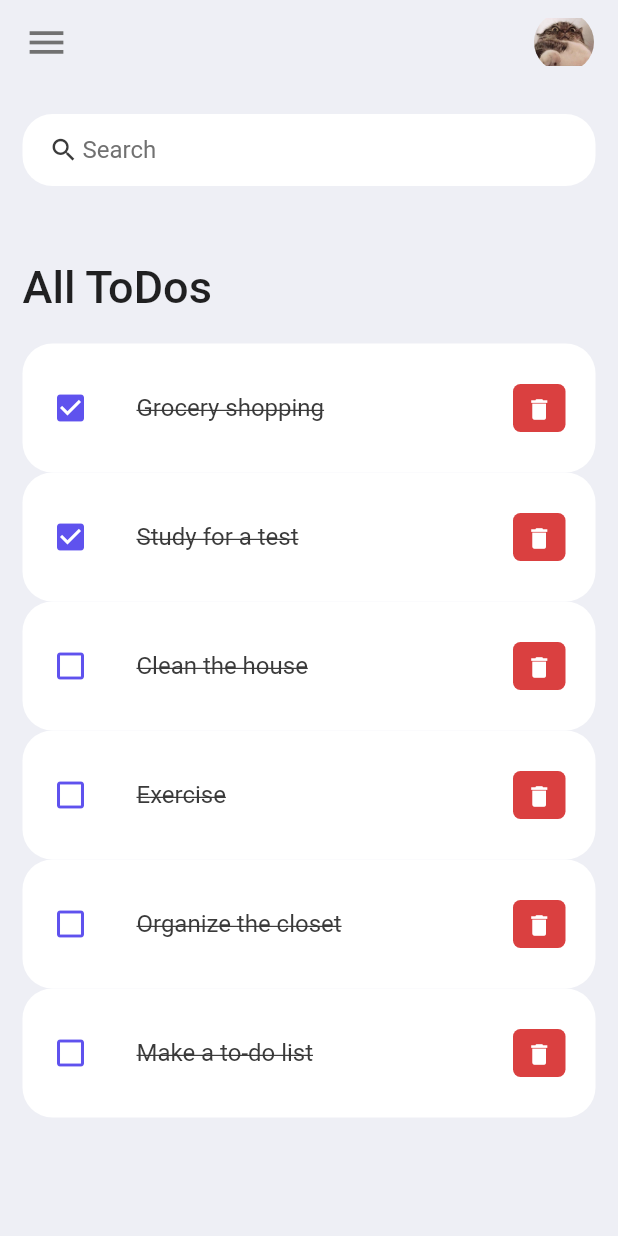
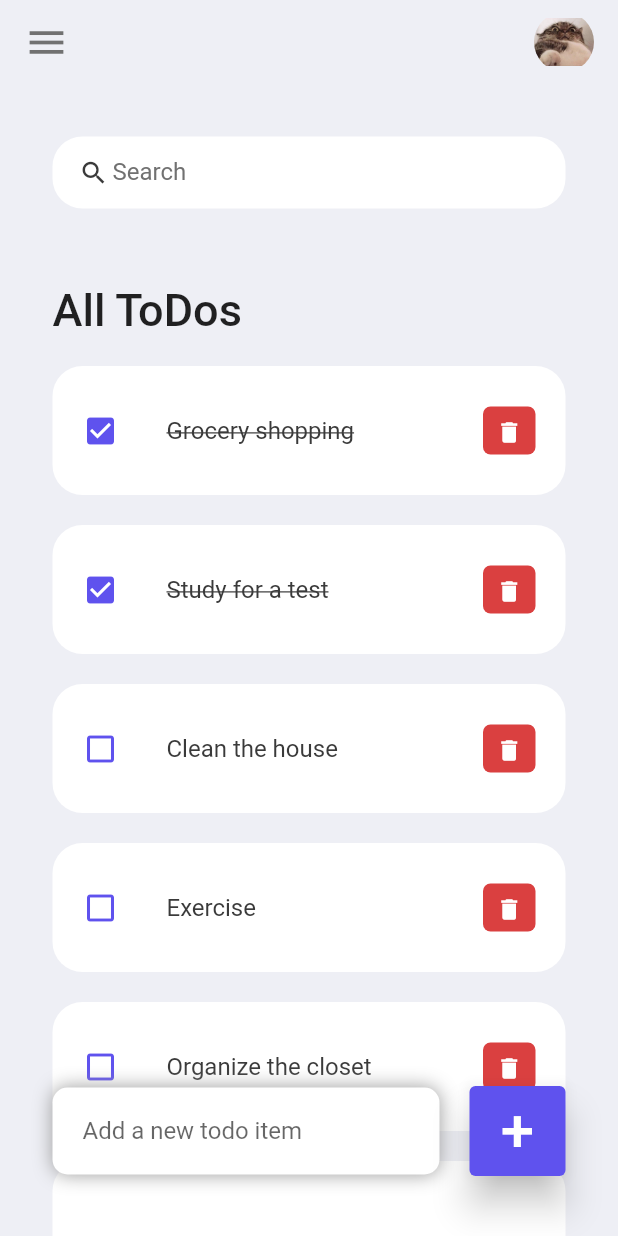
Before and after one commit to KaikeDias/ToDo-list, a Flutter app: the screen it shows after launch, on a phone screen of 412 x 824 dp. Run offline on Flutter 3.47's test engine with Material 2 defaults, Android fonts, the phone set to English and light mode, and no system bars.

Commit message:
feat: Add ToDo new item section and Add funcionality to delete a ToDo item

```diff
--- a/lib/model/todo.dart
+++ b/lib/model/todo.dart
@@ -1,7 +1,7 @@
 class ToDo {
   final String id;
   final String todoText;
-  final bool isDone;
+  bool isDone;
 
   ToDo({required this.id, required this.todoText, this.isDone = false});
 
--- a/lib/pages/home_page.dart
+++ b/lib/pages/home_page.dart
@@ -22,6 +22,10 @@ class _HomePageState extends State<HomePage> {
       appBar: _buildAppBar(),
       body: Container(
         padding: EdgeInsets.symmetric(horizontal: 15, vertical: 20),
+        child: Stack(
+          children: [
+            Container(
+              padding: EdgeInsets.symmetric(horizontal: 20, vertical: 15),
               child: Column(
                 children: [
                   searchBox(),
@@ -32,13 +36,15 @@ class _HomePageState extends State<HomePage> {
                           margin: EdgeInsets.only(top: 50, bottom: 20),
                           child: Text(
                             'All ToDos',
-                      style:
-                          TextStyle(fontSize: 30, fontWeight: FontWeight.w500),
+                            style: TextStyle(
+                                fontSize: 30, fontWeight: FontWeight.w500),
                           ),
                         ),
                         for (ToDo todoo in todoList)
                           TodoItem(
                             todo: todoo,
+                            onTodoChange: _handleTodoChange,
+                            onTodoDelete: () {},
                           ),
                       ],
                     ),
@@ -46,7 +52,59 @@ class _HomePageState extends State<HomePage> {
                 ],
               ),
             ),
+            Align(
+              alignment: Alignment.bottomCenter,
+              child: Row(
+                children: [
+                  Expanded(
+                    child: Container(
+                      margin: EdgeInsets.only(bottom: 20, left: 20, right: 20),
+                      padding:
+                          EdgeInsets.symmetric(horizontal: 20, vertical: 5),
+                      decoration: BoxDecoration(
+                          color: Colors.white,
+                          boxShadow: const [
+                            BoxShadow(
+                              color: Colors.grey,
+                              offset: Offset(0.0, 0.0),
+                              blurRadius: 10.0,
+                            )
+                          ],
+                          borderRadius: BorderRadius.circular(10)),
+                      child: TextField(
+                        decoration: InputDecoration(
+                            hintText: 'Add a new todo item',
+                            border: InputBorder.none),
+                      ),
+                    ),
+                  ),
+                  Container(
+                      margin: EdgeInsets.only(bottom: 20, right: 20),
+                      child: ElevatedButton(
+                        onPressed: () {},
+                        child: Text(
+                          '+',
+                          style: TextStyle(fontSize: 40),
+                        ),
+                        style: ElevatedButton.styleFrom(
+                          backgroundColor: tdBlue,
+                          fixedSize: Size(60, 60),
+                          elevation: 10,
+                        ),
+                      ))
+                ],
+              ),
+            )
+          ],
+        ),
+      ),
     );
+  }
+
+  _handleTodoChange(ToDo todo) {
+    setState(() {
+      todo.isDone = !todo.isDone;
+    });
   }
 
   Widget searchBox() {
--- a/lib/widgets/todo_item.dart
+++ b/lib/widgets/todo_item.dart
@@ -6,13 +6,20 @@ import 'package:todo_list/model/todo.dart';
 
 class TodoItem extends StatelessWidget {
   final ToDo todo;
+  final onTodoChange;
+  final onTodoDelete;
 
-  const TodoItem({super.key, required this.todo});
+  const TodoItem(
+      {super.key, required this.todo, this.onTodoChange, this.onTodoDelete});
 
   @override
   Widget build(BuildContext context) {
     return Container(
+      margin: EdgeInsets.only(bottom: 20),
       child: ListTile(
+        onTap: () {
+          onTodoChange(todo);
+        },
         leading: Icon(
           todo.isDone ? Icons.check_box : Icons.check_box_outline_blank,
           color: tdBlue,
@@ -25,7 +32,8 @@ class TodoItem extends StatelessWidget {
           style: TextStyle(
             fontSize: 16,
             color: tdBlack,
-            decoration: TextDecoration.lineThrough,
+            decoration:
+                todo.isDone ? TextDecoration.lineThrough : TextDecoration.none,
           ),
         ),
         trailing: Container(
```
Lines whose indentation alone changed are shown as unchanged.
